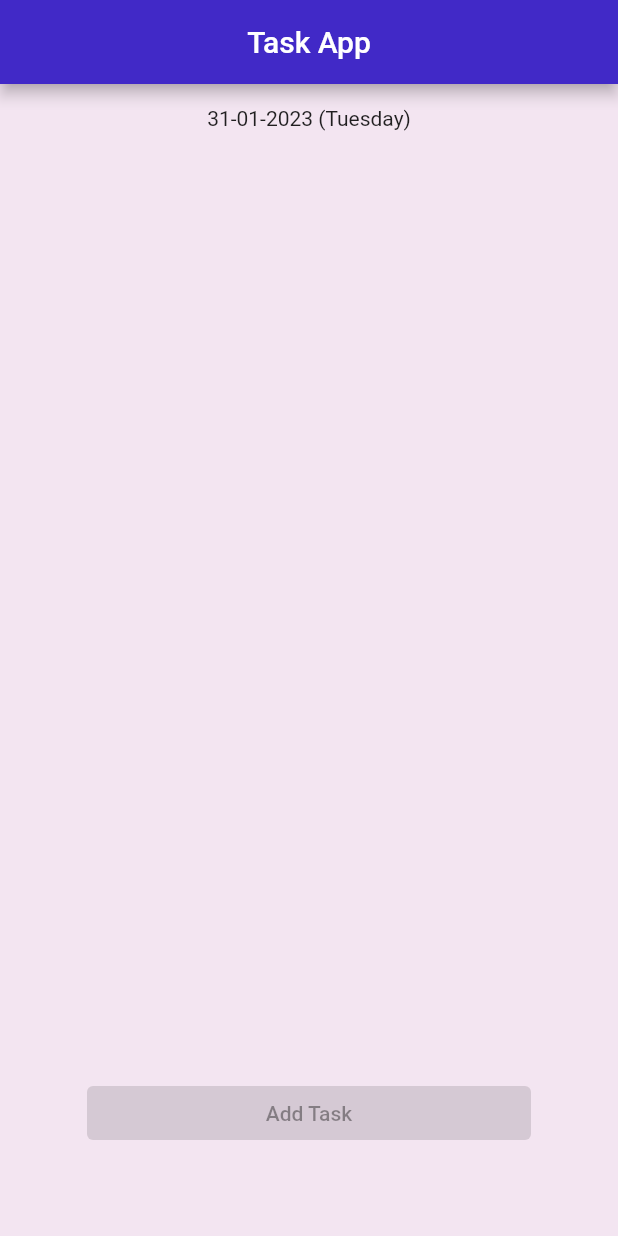
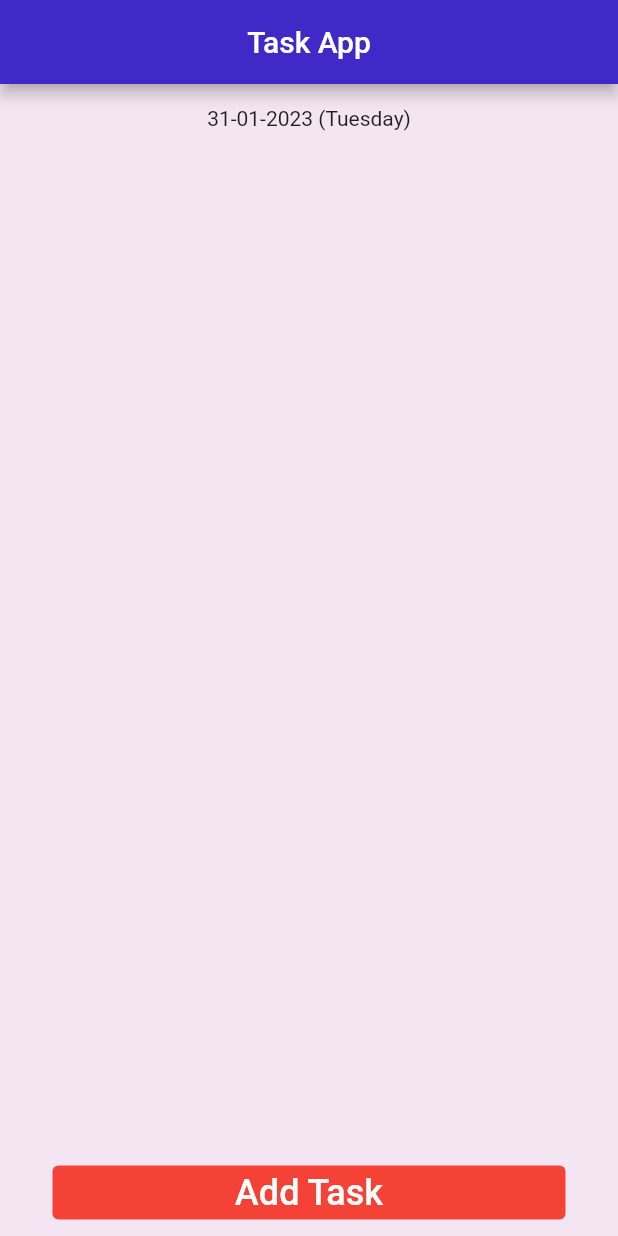
Before and after one commit to MCDiYae/task-management-app, a Flutter app: the screen it shows after launch, on a phone screen of 412 x 824 dp. Run offline on Flutter 3.47's test engine with Material 2 defaults, Android fonts, the phone set to English and light mode, and no system bars.

Commit message:
constuction UI

```diff
--- a/taskapp/lib/view/homeview.dart
+++ b/taskapp/lib/view/homeview.dart
@@ -1,6 +1,8 @@
 import 'package:flutter/material.dart';
-import 'package:intl/intl.dart';
 import 'package:taskapp/constant.dart';
+import 'package:taskapp/view/viewbody.dart';
+
+import 'widget/buttonadd.dart';
 
 class HomeView extends StatelessWidget {
   const HomeView({super.key});
@@ -15,69 +17,3 @@ class HomeView extends StatelessWidget {
     );
   }
 }
-
-class AppBarView extends StatelessWidget {
-  const AppBarView({super.key, required this.title});
-  final String title;
-
-  @override
-  Widget build(BuildContext context) {
-    return AppBar(
-      centerTitle: true,
-      title: Text(title),
-      backgroundColor: pPremuimColor,
-    );
-  }
-}
-
-class ViewBody extends StatelessWidget {
-  const ViewBody({super.key});
-
-  @override
-  Widget build(BuildContext context) {
-    return Column(
-      children: const [
-        AppBarView(title: titel1),
-        SizedBox(
-          height: 15,
-        ),
-        CurrentDateInfo(),
-        SizedBox(
-          height: 15,
-        ),
-      ],
-    );
-  }
-}
-
-class CurrentDateInfo extends StatelessWidget {
-  const CurrentDateInfo({super.key});
-
-  @override
-  Widget build(BuildContext context) {
-    var now = DateTime.now();
-    var formatter = DateFormat('dd-MM-yyyy');
-    var formattedDate = formatter.format(now);
-    var dayOfWeek = DateFormat("EEEE").format(now);
-    return Text('$formattedDate ($dayOfWeek)');
-  }
-}
-
-class BoutonAdd extends StatelessWidget {
-  const BoutonAdd({super.key, required this.titre, this.onPressed});
-  final String titre;
-  final Function()? onPressed;
-
-  @override
-  Widget build(BuildContext context) {
-    return Container(
-      margin: EdgeInsets.all(50),
-      padding: EdgeInsets.all(8),
-      width: double.infinity,
-      child: ElevatedButton(
-        onPressed: onPressed,
-        child: Text(titre),
-      ),
-    );
-  }
-}
--- /dev/null
+++ b/taskapp/lib/view/viewbody.dart
@@ -0,0 +1,38 @@
+
+import 'package:flutter/material.dart';
+import 'package:intl/intl.dart';
+import 'package:taskapp/view/widget/appbarview.dart';
+
+import '../constant.dart';
+
+class ViewBody extends StatelessWidget {
+  const ViewBody({super.key});
+
+  @override
+  Widget build(BuildContext context) {
+    return Column(
+      children: const [
+        AppBarView(title: titel1),
+        SizedBox(
+          height: 15,
+        ),
+        CurrentDateInfo(),
+        SizedBox(
+          height: 15,
+        ),
+      ],
+    );
+  }
+}
+class CurrentDateInfo extends StatelessWidget {
+  const CurrentDateInfo({super.key});
+
+  @override
+  Widget build(BuildContext context) {
+    var now = DateTime.now();
+    var formatter = DateFormat('dd-MM-yyyy');
+    var formattedDate = formatter.format(now);
+    var dayOfWeek = DateFormat("EEEE").format(now);
+    return Text('$formattedDate ($dayOfWeek)');
+  }
+}
--- /dev/null
+++ b/taskapp/lib/view/widget/appbarview.dart
@@ -0,0 +1,16 @@
+import 'package:flutter/material.dart';
+import '../../constant.dart';
+
+class AppBarView extends StatelessWidget {
+  const AppBarView({super.key, required this.title});
+  final String title;
+
+  @override
+  Widget build(BuildContext context) {
+    return AppBar(
+      centerTitle: true,
+      title: Text(title),
+      backgroundColor: pPremuimColor,
+    );
+  }
+}
--- /dev/null
+++ b/taskapp/lib/view/widget/buttonadd.dart
@@ -0,0 +1,29 @@
+import 'package:flutter/material.dart';
+
+import '../../constant.dart';
+
+class BoutonAdd extends StatelessWidget {
+  const BoutonAdd({super.key, required this.titre, this.onPressed});
+  final String titre;
+  final Function()? onPressed;
+
+  @override
+  Widget build(BuildContext context) {
+    return Container(
+      margin: const EdgeInsets.symmetric(horizontal: 30),
+      padding: const EdgeInsets.all(5),
+      width: double.infinity,
+      child: ElevatedButton(
+        onPressed: onPressed,
+        // style: ElevatedButton.styleFrom(backgroundColor: pPremuimColor),
+        style: ButtonStyle(
+          backgroundColor: MaterialStateProperty.all(Colors.red),
+        ),
+        child: Text(
+          titre,
+          style: const TextStyle(fontSize: 24, color: pWriteColor1),
+        ),
+      ),
+    );
+  }
+}
--- a/taskapp/pubspec.yaml
+++ b/taskapp/pubspec.yaml
@@ -39,6 +39,7 @@ dependencies:
   hive_flutter: ^1.1.0
   flutter_bloc: ^8.1.1
   intl: ^0.18.0
+  table_calendar: ^3.0.9
 
 dev_dependencies:
   flutter_test:
```
Also changed, not shown: taskapp/pubspec.lock.
